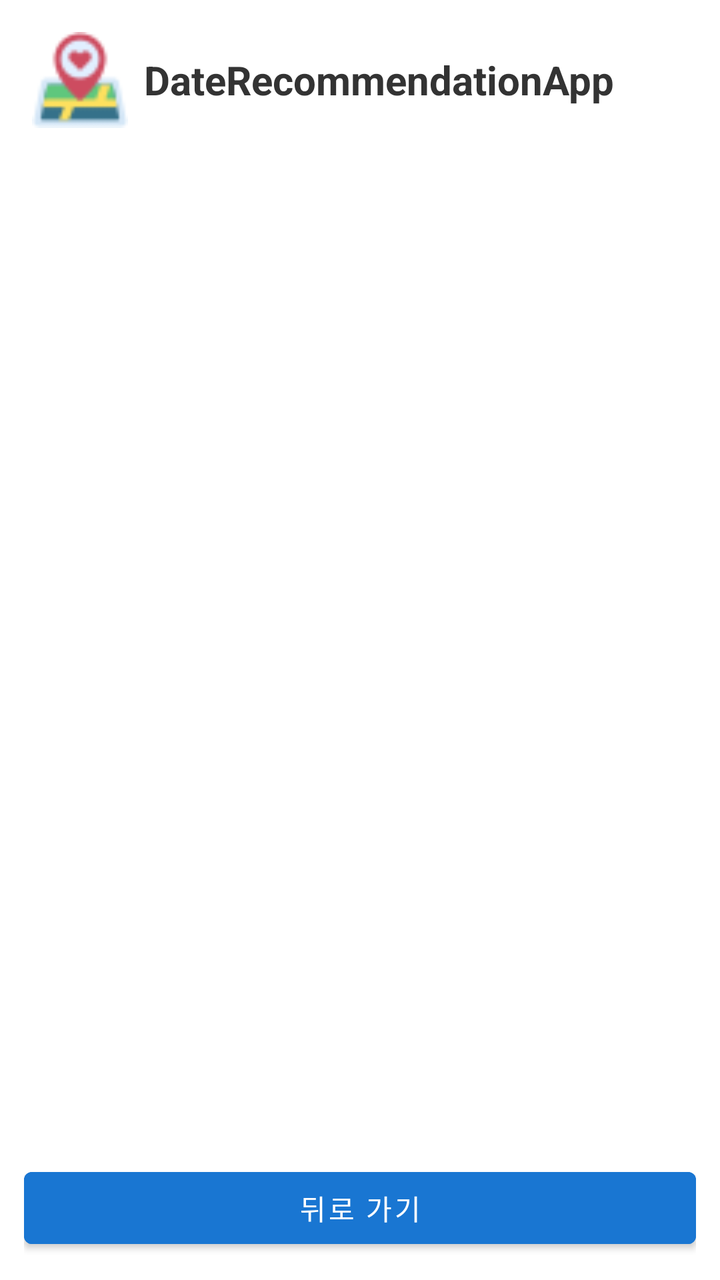
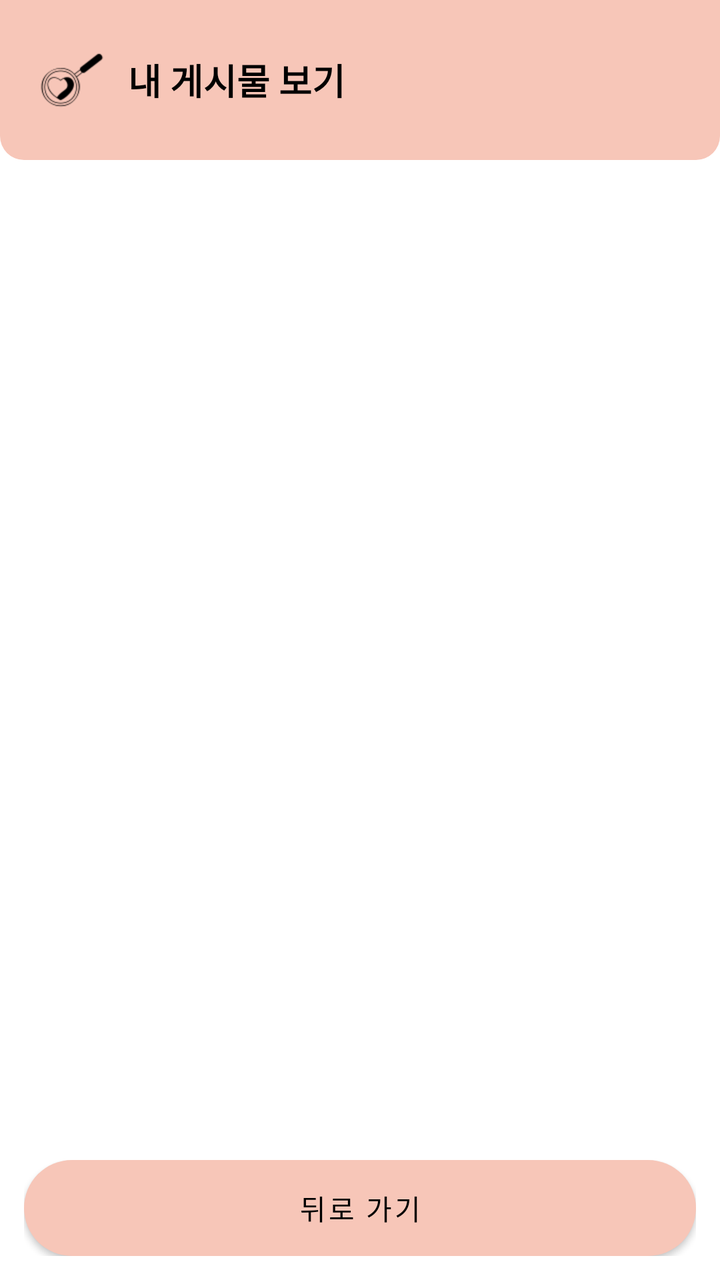

An Android layout rendered at two revisions. The XML below is the earlier revision; the diff shows what the commit changed to produce the second picture.
<!-- AndroidManifest.xml: application theme Theme.DateCourseRecommendApplication -->
<!-- res/layout/activity_view_my_posts.xml -->
<?xml version="1.0" encoding="utf-8"?>
<androidx.constraintlayout.widget.ConstraintLayout
    xmlns:android="http://schemas.android.com/apk/res/android"
    xmlns:app="http://schemas.android.com/apk/res-auto"
    xmlns:tools="http://schemas.android.com/tools"
    android:id="@+id/mainLayout"
    android:layout_width="match_parent"
    android:layout_height="match_parent"
    android:background="#FFFFFF"
    tools:context=".Activity.MainActivity">

    
    <LinearLayout
        android:id="@+id/headerLayout"
        android:layout_width="0dp"
        android:layout_height="wrap_content"
        android:orientation="horizontal"
        android:gravity="center_vertical"
        android:padding="16dp"
        app:layout_constraintTop_toTopOf="parent"
        app:layout_constraintStart_toStartOf="parent"
        app:layout_constraintEnd_toEndOf="parent">

        <ImageView
            android:id="@+id/imgLogo"
            android:layout_width="48dp"
            android:layout_height="48dp"
            android:src="@drawable/app_logo_color"
            android:contentDescription="App Logo"
            android:layout_marginEnd="8dp" />

        <TextView
            android:id="@+id/tvAppTitle"
            android:layout_width="wrap_content"
            android:layout_height="wrap_content"
            android:text="DateRecommendationApp"
            android:textSize="20sp"
            android:textStyle="bold"
            android:textColor="#333333" />
    </LinearLayout>

    <androidx.recyclerview.widget.RecyclerView
        android:id="@+id/recyclerViewPosts"
        android:layout_width="0dp"
        android:layout_height="0dp"
        android:padding="20dp"
        android:layout_marginTop="30dp"
        android:layout_marginBottom="30dp"
        android:layout_marginLeft="20dp"
        android:layout_marginRight="20dp"
        app:layout_constraintBottom_toTopOf="@+id/navigationLayout"
        app:layout_constraintEnd_toEndOf="parent"
        app:layout_constraintStart_toStartOf="parent"
        app:layout_constraintTop_toBottomOf="@+id/headerLayout" />

    <LinearLayout
        android:id="@+id/navigationLayout"
        android:layout_width="0dp"
        android:layout_height="wrap_content"
        android:orientation="horizontal"
        android:gravity="center"
        android:padding="12dp"
        app:layout_constraintBottom_toBottomOf="parent"
        app:layout_constraintStart_toStartOf="parent"
        app:layout_constraintEnd_toEndOf="parent">

        <Button
            android:id="@+id/back_btn"
            android:layout_width="0dp"
            android:layout_height="wrap_content"
            android:layout_weight="1"
            android:text="뒤로 가기"
            android:backgroundTint="#1976D2"
            android:textColor="#FFFFFF"/>
    </LinearLayout>

</androidx.constraintlayout.widget.ConstraintLayout>
<!-- resources referenced by this layout -->
<resources>
  <!-- drawable app_logo_color: png bitmap (drawable, 1473 bytes) -->
  <style name="Theme.DateCourseRecommendApplication" parent="Theme.MaterialComponents.DayNight.NoActionBar">
      
  
      
      <item name="colorPrimary">@color/purple_500</item>
      <item name="colorPrimaryVariant">@color/purple_700</item>
      <item name="colorOnPrimary">@color/white</item>
      
      <item name="colorSecondary">@color/teal_200</item>
      <item name="colorSecondaryVariant">@color/teal_700</item>
      <item name="colorOnSecondary">@color/black</item>
      
      <item name="android:statusBarColor">?attr/colorPrimaryVariant</item>
      
  </style>
  <color name="purple_500">#FF6200EE</color>
  <color name="purple_700">#FF3700B3</color>
  <color name="white">#FFFFFFFF</color>
  <color name="teal_200">#FF03DAC5</color>
  <color name="teal_700">#FF018786</color>
  <color name="black">#FF000000</color>
</resources>

<!-- the commit's change to res/layout/activity_view_my_posts.xml (unified diff, before → after) -->
@@ -11,32 +11,35 @@
 
     
     <LinearLayout
-        android:id="@+id/headerLayout"
+        android:id="@+id/topBar"
         android:layout_width="0dp"
-        android:layout_height="wrap_content"
+        android:layout_height="80dp"
         android:orientation="horizontal"
         android:gravity="center_vertical"
-        android:padding="16dp"
+        android:paddingStart="20dp"
+        android:paddingEnd="20dp"
+        android:background="@drawable/bg_top_bar"
         app:layout_constraintTop_toTopOf="parent"
         app:layout_constraintStart_toStartOf="parent"
         app:layout_constraintEnd_toEndOf="parent">
 
+        
         <ImageView
-            android:id="@+id/imgLogo"
-            android:layout_width="48dp"
-            android:layout_height="48dp"
-            android:src="@drawable/app_logo_color"
-            android:contentDescription="App Logo"
-            android:layout_marginEnd="8dp" />
+            android:layout_width="32dp"
+            android:layout_height="32dp"
+            android:contentDescription="app logo"
+            android:src="@drawable/app_icon_64px" />
 
+        
         <TextView
-            android:id="@+id/tvAppTitle"
-            android:layout_width="wrap_content"
+            android:layout_marginStart="12dp"
+            android:text="내 게시물 보기"
+            android:textSize="18sp"
+            android:textStyle="bold"
+            android:textColor="#000000"
+            android:layout_width="0dp"
             android:layout_height="wrap_content"
-            android:text="DateRecommendationApp"
-            android:textSize="20sp"
-            android:textStyle="bold"
-            android:textColor="#333333" />
+            android:layout_weight="1"/>
     </LinearLayout>
 
     <androidx.recyclerview.widget.RecyclerView
@@ -51,7 +54,7 @@
         app:layout_constraintBottom_toTopOf="@+id/navigationLayout"
         app:layout_constraintEnd_toEndOf="parent"
         app:layout_constraintStart_toStartOf="parent"
-        app:layout_constraintTop_toBottomOf="@+id/headerLayout" />
+        app:layout_constraintTop_toBottomOf="@+id/topBar" />
 
     <LinearLayout
         android:id="@+id/navigationLayout"
@@ -70,8 +73,9 @@
             android:layout_height="wrap_content"
             android:layout_weight="1"
             android:text="뒤로 가기"
-            android:backgroundTint="#1976D2"
-            android:textColor="#FFFFFF"/>
+            app:backgroundTint="@null"
+            android:background="@drawable/bg_login_button"
+            android:textColor="#000000"/>
     </LinearLayout>
 
 </androidx.constraintlayout.widget.ConstraintLayout>
<!-- resource entries referenced after the edit -->
@@ -1,26 +1,55 @@
 <!-- resources referenced by this layout -->
 <resources>
-  <!-- drawable app_logo_color: png bitmap (drawable, 1473 bytes) -->
-  <style name="Theme.DateCourseRecommendApplication" parent="Theme.MaterialComponents.DayNight.NoActionBar">
-      
+  <!-- drawable app_icon_64px: png bitmap (drawable, 1844 bytes) -->
+  <!-- drawable bg_login_button (drawable) -->
+  <?xml version="1.0" encoding="utf-8"?>
+  <ripple xmlns:android="http://schemas.android.com/apk/res/android"
+      xmlns:app="http://schemas.android.com/apk/res-auto"
+      android:color="#B89489">
+  
+      <item>
+          <shape>
+              <corners android:radius="24dp"/>
+              <solid android:color="#F7C6B8"/>
+          </shape>
+      </item>
+  
+  </ripple>
+  <!-- drawable bg_top_bar (drawable) -->
+  <?xml version="1.0" encoding="utf-8"?>
+  <shape xmlns:android="http://schemas.android.com/apk/res/android"
+      android:shape="rectangle">
   
       
-      <item name="colorPrimary">@color/purple_500</item>
-      <item name="colorPrimaryVariant">@color/purple_700</item>
-      <item name="colorOnPrimary">@color/white</item>
+      <solid android:color="#F7C6B8"/>
+  
       
-      <item name="colorSecondary">@color/teal_200</item>
-      <item name="colorSecondaryVariant">@color/teal_700</item>
-      <item name="colorOnSecondary">@color/black</item>
-      
-      <item name="android:statusBarColor">?attr/colorPrimaryVariant</item>
-      
-  </style>
+      <corners
+          android:bottomLeftRadius="12dp"
+          android:bottomRightRadius="12dp"
+          android:topLeftRadius="0dp"
+          android:topRightRadius="0dp"/>
+  </shape>
+  <style name="Theme.DateCourseRecommendApplication" parent="Theme.MaterialComponents.Light.NoActionBar">
+  
+          <item name="colorPrimary">@color/purple_500</item>
+          <item name="colorPrimaryVariant">@color/purple_700</item>
+          <item name="colorOnPrimary">@color/white</item>
+  
+          <item name="colorSecondary">@color/teal_200</item>
+          <item name="colorSecondaryVariant">@color/teal_700</item>
+          <item name="colorOnSecondary">@color/black</item>
+  
+          <item name="android:statusBarColor">@color/top_bar_bg</item>
+          <item name="android:windowLightStatusBar">true</item>
+  
+      </style>
   <color name="purple_500">#FF6200EE</color>
   <color name="purple_700">#FF3700B3</color>
   <color name="white">#FFFFFFFF</color>
   <color name="teal_200">#FF03DAC5</color>
   <color name="teal_700">#FF018786</color>
   <color name="black">#FF000000</color>
+  <color name="top_bar_bg">#F7C6B8</color>
 </resources>
 
